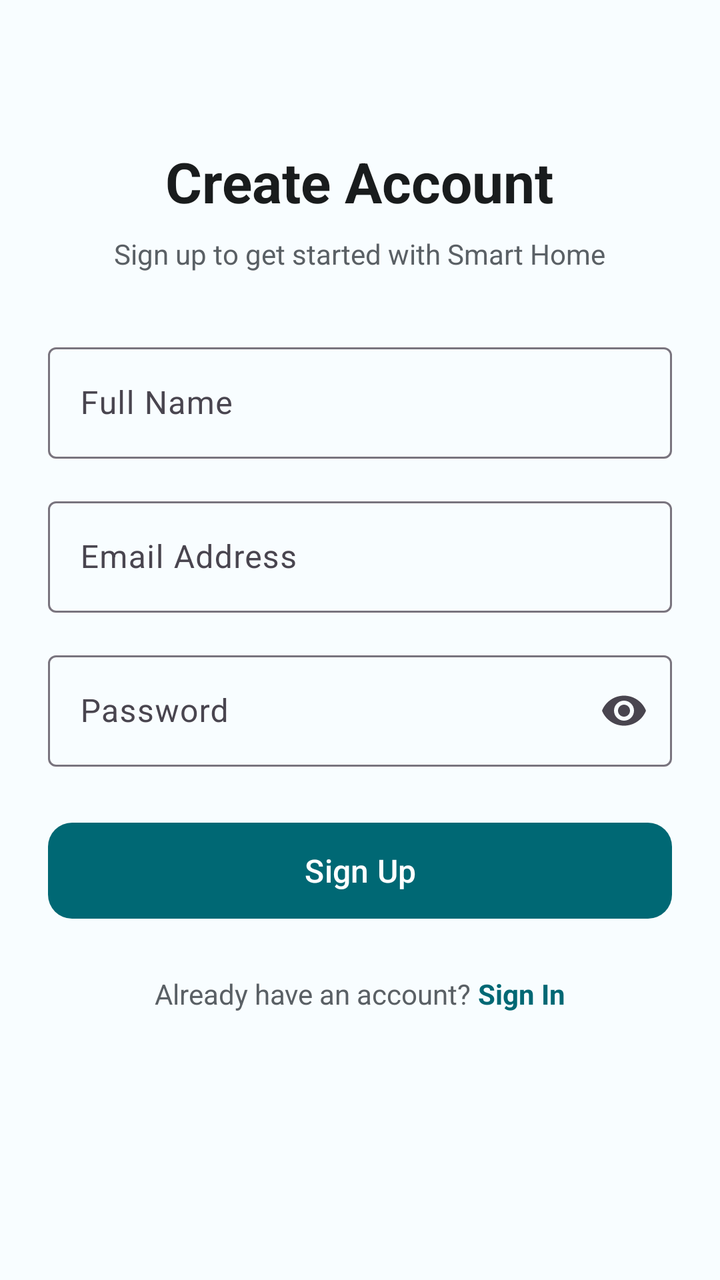
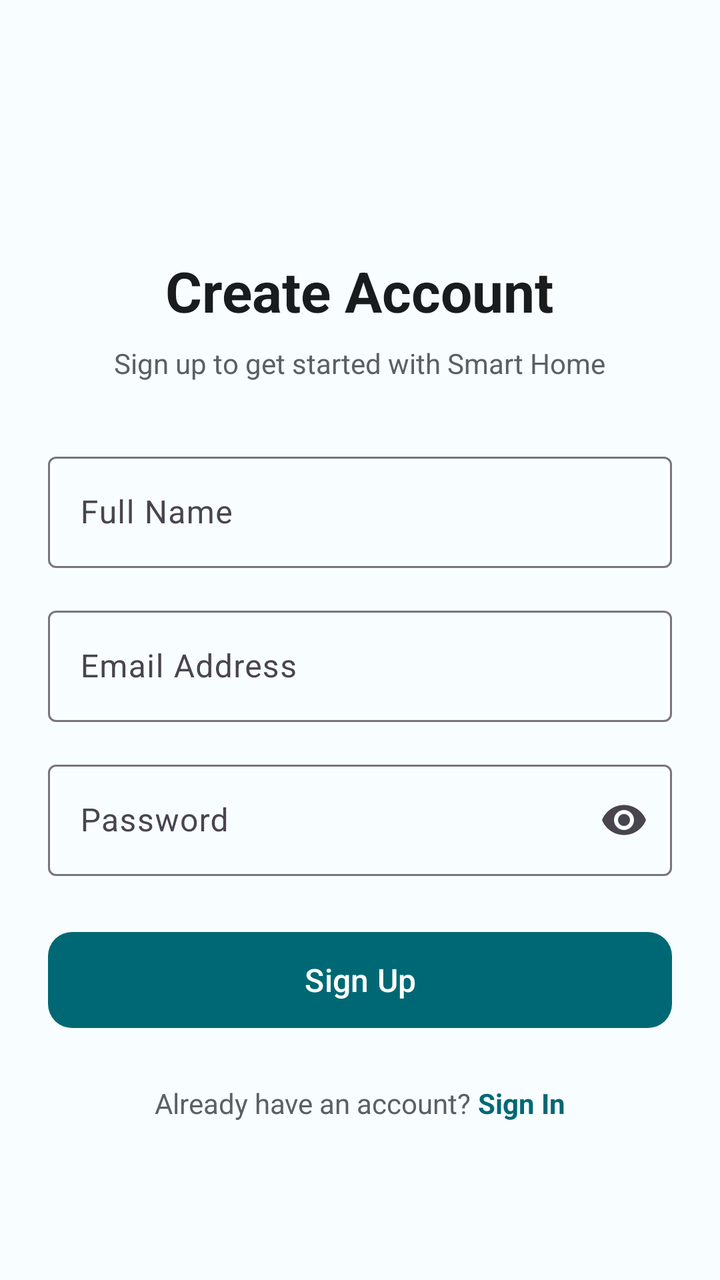

Compare the two renders of this Android layout. The source of the first and the diff that turns it into the second are given below.
<!-- AndroidManifest.xml: application theme Theme.SmartHome -->
<!-- res/layout/activity_sign_up.xml -->
<?xml version="1.0" encoding="utf-8"?>
<LinearLayout xmlns:android="http://schemas.android.com/apk/res/android"
    xmlns:app="http://schemas.android.com/apk/res-auto"
    android:layout_width="match_parent"
    android:layout_height="match_parent"
    android:orientation="vertical"
    android:padding="24dp"
    android:gravity="center_horizontal"
    android:background="?android:attr/windowBackground">

    
    <TextView
        android:id="@+id/tvSignUpTitle"
        android:layout_width="wrap_content"
        android:layout_height="wrap_content"
        android:layout_marginTop="48dp"
        android:text="Create Account"
        android:textSize="28sp"
        android:textStyle="bold"
        android:textColor="?attr/colorOnSurface"
        />
    <TextView
        android:id="@+id/tvSignUpSubtitle"
        android:layout_width="wrap_content"
        android:layout_height="wrap_content"
        android:layout_marginTop="8dp"
        android:text="Sign up to get started with Smart Home"
        android:textSize="14sp"
        android:textColor="@color/status_inactive_muted" />

    
    <com.google.android.material.textfield.TextInputLayout
        android:id="@+id/tilName"
        style="@style/Widget.Material3.TextInputLayout.OutlinedBox"
        android:layout_width="match_parent"
        android:layout_height="wrap_content"
        android:layout_marginTop="32dp"
        android:hint="Full Name">

        <com.google.android.material.textfield.TextInputEditText
            android:id="@+id/etName"
            android:layout_width="match_parent"
            android:layout_height="wrap_content"
            android:inputType="textPersonName" />
    </com.google.android.material.textfield.TextInputLayout>

    
    <com.google.android.material.textfield.TextInputLayout
        android:id="@+id/tilEmail"
        style="@style/Widget.Material3.TextInputLayout.OutlinedBox"
        android:layout_width="match_parent"
        android:layout_height="wrap_content"
        android:layout_marginTop="16dp"
        android:hint="Email Address">

        <com.google.android.material.textfield.TextInputEditText
            android:id="@+id/etEmail"
            android:layout_width="match_parent"
            android:layout_height="wrap_content"
            android:inputType="textEmailAddress" />
    </com.google.android.material.textfield.TextInputLayout>

    
    <com.google.android.material.textfield.TextInputLayout
        android:id="@+id/tilPassword"
        style="@style/Widget.Material3.TextInputLayout.OutlinedBox"
        android:layout_width="match_parent"
        android:layout_height="wrap_content"
        android:layout_marginTop="16dp"
        android:hint="Password"
        app:endIconMode="password_toggle">

        <com.google.android.material.textfield.TextInputEditText
            android:id="@+id/etPassword"
            android:layout_width="match_parent"
            android:layout_height="wrap_content"
            android:inputType="textPassword" />
    </com.google.android.material.textfield.TextInputLayout>

    
    <com.google.android.material.button.MaterialButton
        android:id="@+id/btnSignUp"
        android:layout_width="match_parent"
        android:layout_height="56dp"
        android:layout_marginTop="24dp"
        android:text="Sign Up"
        android:textSize="16sp"
        app:cornerRadius="12dp" />

    
    <ProgressBar
        android:id="@+id/progressBar"
        android:layout_width="wrap_content"
        android:layout_height="wrap_content"
        android:layout_marginTop="16dp"
        android:visibility="gone" />

    
    <LinearLayout
        android:layout_width="wrap_content"
        android:layout_height="wrap_content"
        android:layout_marginTop="24dp"
        android:orientation="horizontal">

        <TextView
            android:layout_width="wrap_content"
            android:layout_height="wrap_content"
            android:text="Already have an account? "
            android:textSize="14sp"
            android:textColor="@color/status_inactive_muted" />

        <TextView
            android:id="@+id/tvLogin"
            android:layout_width="wrap_content"
            android:layout_height="wrap_content"
            android:text="Sign In"
            android:textSize="14sp"
            android:textColor="?attr/colorPrimary"
            android:textStyle="bold"
            android:clickable="true"
            android:focusable="true"
            android:background="?selectableItemBackground" />
    </LinearLayout>
</LinearLayout>
<!-- resources referenced by this layout -->
<resources>
  <color name="status_inactive_muted">#5A6065</color>
  <style name="Theme.SmartHome" parent="Base.Theme.SmartHome" />
  <style name="Base.Theme.SmartHome" parent="Theme.Material3.DayNight.NoActionBar">
          
          <item name="colorPrimary">@color/md_theme_light_primary</item>
          <item name="colorOnPrimary">@color/md_theme_light_onPrimary</item>
          <item name="colorPrimaryContainer">@color/md_theme_light_primaryContainer</item>
          <item name="colorOnPrimaryContainer">@color/md_theme_light_onPrimaryContainer</item>
  
          
          <item name="android:windowBackground">@color/md_theme_light_background</item>
          <item name="colorSurface">@color/md_theme_light_surface</item>
          <item name="colorSurfaceContainer">@color/md_theme_light_surfaceContainer</item>
          <item name="colorOnSurface">@color/md_theme_light_onSurface</item>
      </style>
  <color name="md_theme_light_primary">#006874</color>
  <color name="md_theme_light_onPrimary">#FFFFFF</color>
  <color name="md_theme_light_primaryContainer">#97F0FF</color>
  <color name="md_theme_light_onPrimaryContainer">#001F24</color>
  <color name="md_theme_light_background">#F8FDFF</color>
  <color name="md_theme_light_surface">#F8FDFF</color>
  <color name="md_theme_light_surfaceContainer">#E6F4F7</color>
  <color name="md_theme_light_onSurface">#191C1D</color>
</resources>

<!-- the commit's change to res/layout/activity_sign_up.xml (unified diff, before → after) -->
@@ -4,8 +4,7 @@
     android:layout_width="match_parent"
     android:layout_height="match_parent"
     android:orientation="vertical"
-    android:padding="24dp"
-    android:gravity="center_horizontal"
+    android:gravity="center"
     android:background="?android:attr/windowBackground">
 
     
@@ -34,6 +33,7 @@
         style="@style/Widget.Material3.TextInputLayout.OutlinedBox"
         android:layout_width="match_parent"
         android:layout_height="wrap_content"
+        android:layout_marginHorizontal="24dp"
         android:layout_marginTop="32dp"
         android:hint="Full Name">
 
@@ -50,6 +50,7 @@
         style="@style/Widget.Material3.TextInputLayout.OutlinedBox"
         android:layout_width="match_parent"
         android:layout_height="wrap_content"
+        android:layout_marginHorizontal="24dp"
         android:layout_marginTop="16dp"
         android:hint="Email Address">
 
@@ -66,6 +67,7 @@
         style="@style/Widget.Material3.TextInputLayout.OutlinedBox"
         android:layout_width="match_parent"
         android:layout_height="wrap_content"
+        android:layout_marginHorizontal="24dp"
         android:layout_marginTop="16dp"
         android:hint="Password"
         app:endIconMode="password_toggle">
@@ -83,6 +85,7 @@
         android:layout_width="match_parent"
         android:layout_height="56dp"
         android:layout_marginTop="24dp"
+        android:layout_marginHorizontal="24dp"
         android:text="Sign Up"
         android:textSize="16sp"
         app:cornerRadius="12dp" />
